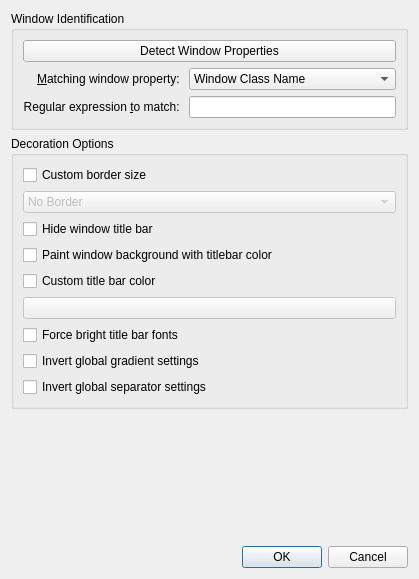
Before: the Qt Designer form window-decoration/kdecoration/config/ui/helloexceptiondialog.ui in n4n0GH/hello, drawn with Qt 5.
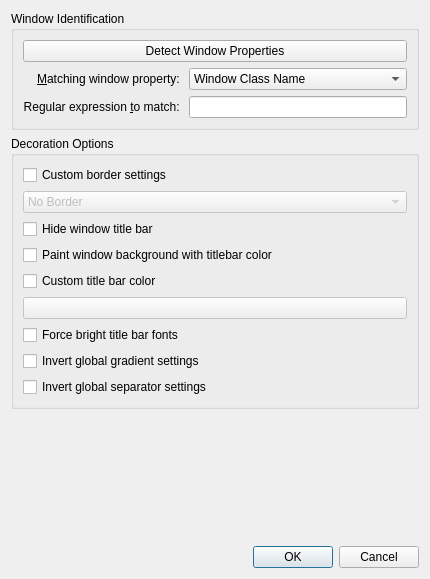
After: the same form once the commit is applied. Icons and pictures are not drawn. Custom widgets are drawn as their Qt base class.

Commit message: uncluttered UI code for settings in window decoration, begun work on moving to precise inputs for sizes

Diff of the .ui file:
```diff
--- a/window-decoration/kdecoration/config/ui/helloexceptiondialog.ui
+++ b/window-decoration/kdecoration/config/ui/helloexceptiondialog.ui
@@ -6,19 +6,19 @@
    <rect>
     <x>0</x>
     <y>0</y>
-    <width>419</width>
+    <width>430</width>
     <height>579</height>
    </rect>
   </property>
   <property name="minimumSize">
    <size>
-    <width>419</width>
+    <width>430</width>
     <height>579</height>
    </size>
   </property>
   <property name="maximumSize">
    <size>
-    <width>419</width>
+    <width>430</width>
     <height>579</height>
    </size>
   </property>
@@ -264,7 +264,7 @@
          <string extracomment="Enable a custom border size override."/>
         </property>
         <property name="text">
-         <string>Custom border size</string>
+         <string>Custom border settings</string>
         </property>
        </widget>
       </item>
```
Left out of the diff: 3 changed lines with no effect on the pictures. The commit also changes 2 other files.
